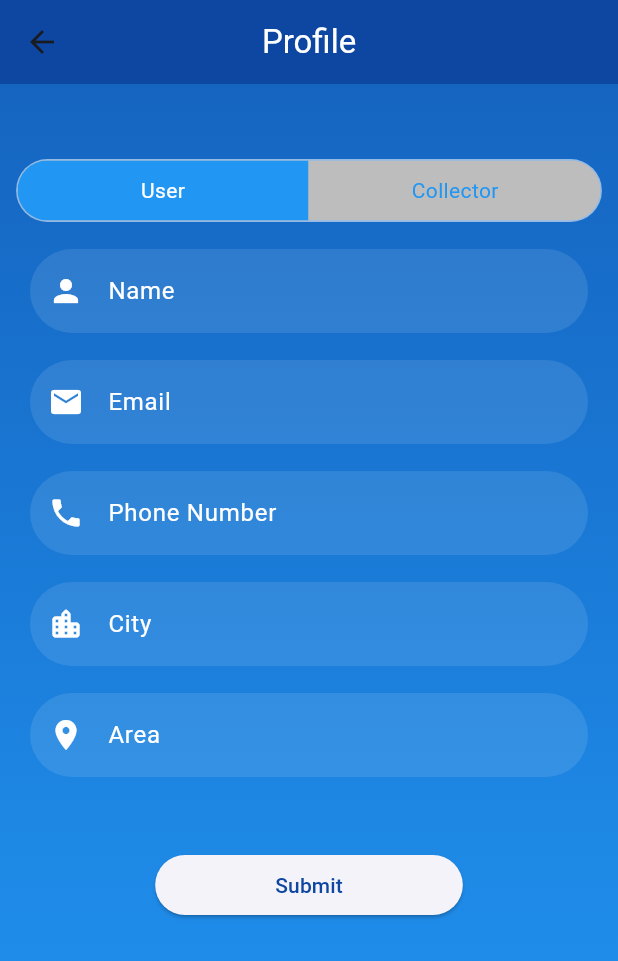
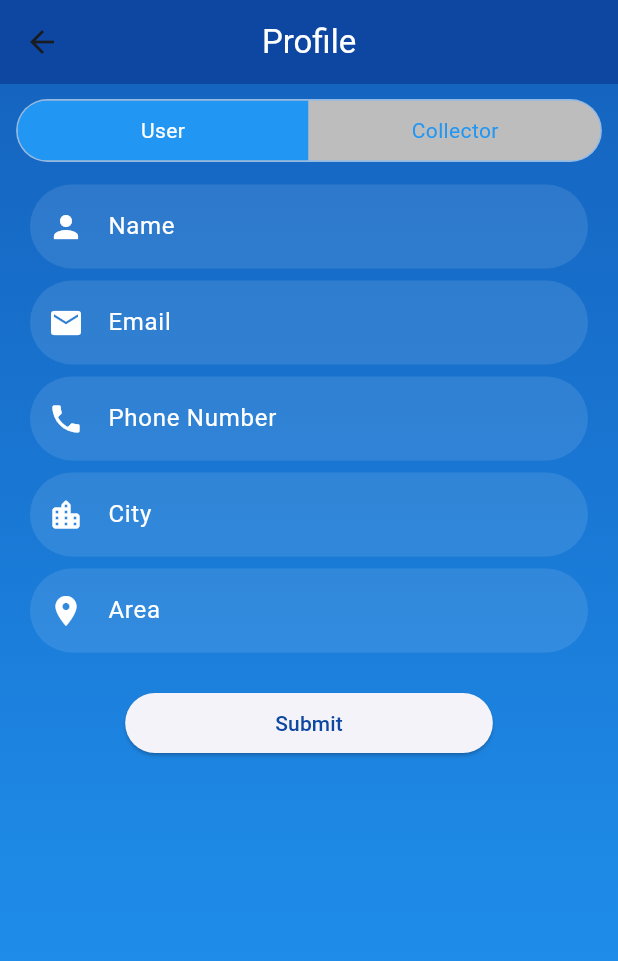
Before and after one commit to nabeelkhan16/fyp, a Flutter app: the UserInformationForm screen opened directly, on a phone screen of 412 x 824 dp. Shown: the top 961 px of the screen. Run offline on Flutter 3.47's test engine with Material 3 defaults, Android fonts, the phone set to English and light mode, and no system bars; drawn by our look-alikes of toggle_switch; our stand-ins replace bloc, cached_network_image, cloud_firestore, dropdown_search, firebase_auth, firebase_core and 9 more; accounts and stored records are empty.

Commit message:
map issues fixed

```diff
--- a/lib/screens/user_information_form.dart
+++ b/lib/screens/user_information_form.dart
@@ -75,7 +75,7 @@ class _UserInformationFormState extends State<UserInformationForm> {
             child: Column(
               crossAxisAlignment: CrossAxisAlignment.start,
               children: [
-                const SizedBox(height: 50.0),
+                const SizedBox(height: 10.0),
                 Center(
                   child: ToggleSwitch(
                     minWidth: MediaQuery.of(context).size.width * 0.5,
@@ -103,7 +103,7 @@ class _UserInformationFormState extends State<UserInformationForm> {
                     },
                   ),
                 ),
-                const SizedBox(height: 18.0),
+                const SizedBox(height: 15.0),
                 Padding(
                   padding: const EdgeInsets.symmetric(horizontal: 20.0),
                   child: TextField(
@@ -122,7 +122,7 @@ class _UserInformationFormState extends State<UserInformationForm> {
                     ),
                   ),
                 ),
-                const SizedBox(height: 18.0),
+                const SizedBox(height: 8.0),
                 Padding(
                   padding: const EdgeInsets.symmetric(horizontal: 20.0),
                   child: TextField(
@@ -141,7 +141,7 @@ class _UserInformationFormState extends State<UserInformationForm> {
                     ),
                   ),
                 ),
-                const SizedBox(height: 18.0),
+                const SizedBox(height: 8.0),
                 Padding(
                   padding: const EdgeInsets.symmetric(horizontal: 20.0),
                   child: TextField(
@@ -160,7 +160,7 @@ class _UserInformationFormState extends State<UserInformationForm> {
                     ),
                   ),
                 ),
-                const SizedBox(height: 18.0),
+                const SizedBox(height: 8.0),
                 Padding(
                   padding: const EdgeInsets.symmetric(horizontal: 20.0),
                   child: TextField(
@@ -179,7 +179,7 @@ class _UserInformationFormState extends State<UserInformationForm> {
                     ),
                   ),
                 ),
-                const SizedBox(height: 18.0),
+                const SizedBox(height: 8.0),
                 Padding(
                   padding: const EdgeInsets.symmetric(horizontal: 20.0),
                   child: TextField(
@@ -198,24 +198,26 @@ class _UserInformationFormState extends State<UserInformationForm> {
                     ),
                   ),
                 ),
-                const SizedBox(height: 18.0),
+                const SizedBox(height: 8.0),
                 _isCollector == 1
-                    ? Padding(
-                        padding: const EdgeInsets.symmetric(horizontal: 20.0),
+                    ? Container(
+                        margin: const EdgeInsets.symmetric(horizontal: 20),
+                        child: ClipRRect(
+                            clipBehavior: Clip.antiAlias,
+                            borderRadius: const BorderRadius.all(Radius.circular(30)),
                             child: SizedBox(
-                          height: 350,
-                          width: MediaQuery.of(context).size.width,
-                          child: Padding(
-                            padding: const EdgeInsets.all(8.0),
+                              height: 250,
                               child: GoogleMap(
                                   zoomControlsEnabled: false,
                                   mapType: MapType.normal,
                                   initialCameraPosition: CameraPosition(
                                     target: LatLng(locationData.latitude ?? 0.0, locationData.longitude ?? 0.0),
-                                  zoom: 16.4746,
+                                    zoom: 16,
                                   ),
                                   onMapCreated: (GoogleMapController controller) {
-                                  _controller.isCompleted ? _controller.future.then((value) => value = controller) : _controller.complete(controller);
+                                    _controller.isCompleted
+                                        ? _controller.future.then((value) => value = controller)
+                                        : _controller.complete(controller);
                                   },
                                   markers: markers,
                                   onTap: (LatLng latLng) {
@@ -231,16 +233,15 @@ class _UserInformationFormState extends State<UserInformationForm> {
                                         controller.animateCamera(CameraUpdate.newCameraPosition(
                                           CameraPosition(
                                             target: latLng,
-                                          zoom: 16.4746,
+                                            zoom: 16,
                                           ),
                                         ));
                                       },
                                     );
                                   }),
-                          ),
-                        ))
+                            )))
                     : const SizedBox(),
-                const SizedBox(height: 30.0),
+                const SizedBox(height: 15.0),
                 Center(
                   child: ElevatedButton(
                       style: ElevatedButton.styleFrom(
@@ -248,7 +249,7 @@ class _UserInformationFormState extends State<UserInformationForm> {
                         shape: RoundedRectangleBorder(
                           borderRadius: BorderRadius.circular(30.0),
                         ),
-                        padding: const EdgeInsets.symmetric(horizontal: 80.0),
+                        padding: const EdgeInsets.symmetric(horizontal: 100.0),
                       ),
                       onPressed: () {
                         BlocProvider.of<AuthenticationBloc>(context).add(SaveUserProfile(UserModel(
--- a/pubspec.yaml
+++ b/pubspec.yaml
@@ -37,7 +37,7 @@ dependencies:
   path_provider: ^2.1.1
   cached_network_image: ^3.3.0
   toggle_switch: ^2.1.0
-  google_maps_flutter: ^2.5.0
+  google_maps_flutter: ^2.5.3
   location: ^5.0.3
   dropdown_search: ^5.0.6
   shimmer: ^3.0.0
```
Also changed, not shown: lib/screens/bins/add_bin_screen.dart (+20 -21 lines), lib/screens/bins/bins_map_screen.dart (+8 -17 lines), lib/screens/colllectors/collector_map_screen.dart (+8 -8 lines), pubspec.lock, 2 other files. Lines whose indentation alone changed are shown as unchanged.
